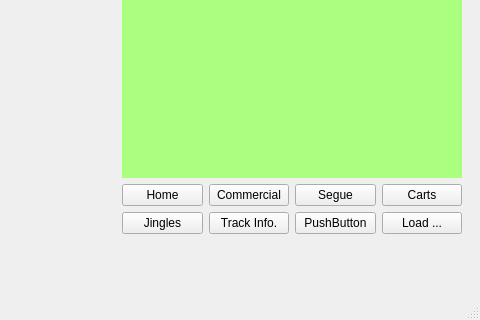
First picture: the form in rave/OATS/mainwindow.ui, repository pgathogo/raven, before the edit; both pictures show x 617 to 1097 and y 363 to 683 of the 1097 by 683 pixel window.
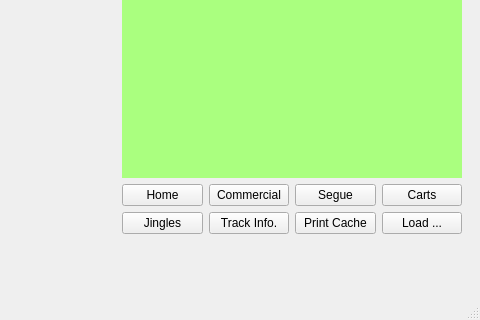
Second picture: the form after the edit. The open tabs and pages were chosen to show the change.

Commit message:
OATS: Add local audio cache feature
Now if you load audio to the playout grid, the audio os copied
to a local cache and the entry updated to the local cache DB.

Diff of the .ui file:
```diff
--- a/rave/OATS/mainwindow.ui
+++ b/rave/OATS/mainwindow.ui
@@ -194,7 +194,7 @@
              <item row="1" column="2">
               <widget class="QPushButton" name="pushButton_7">
                <property name="text">
-                <string>PushButton</string>
+                <string>Print Cache</string>
                </property>
               </widget>
              </item>
```
Left out of the diff: 6 changed lines with no effect on the pictures. The commit also changes 17 other files.
